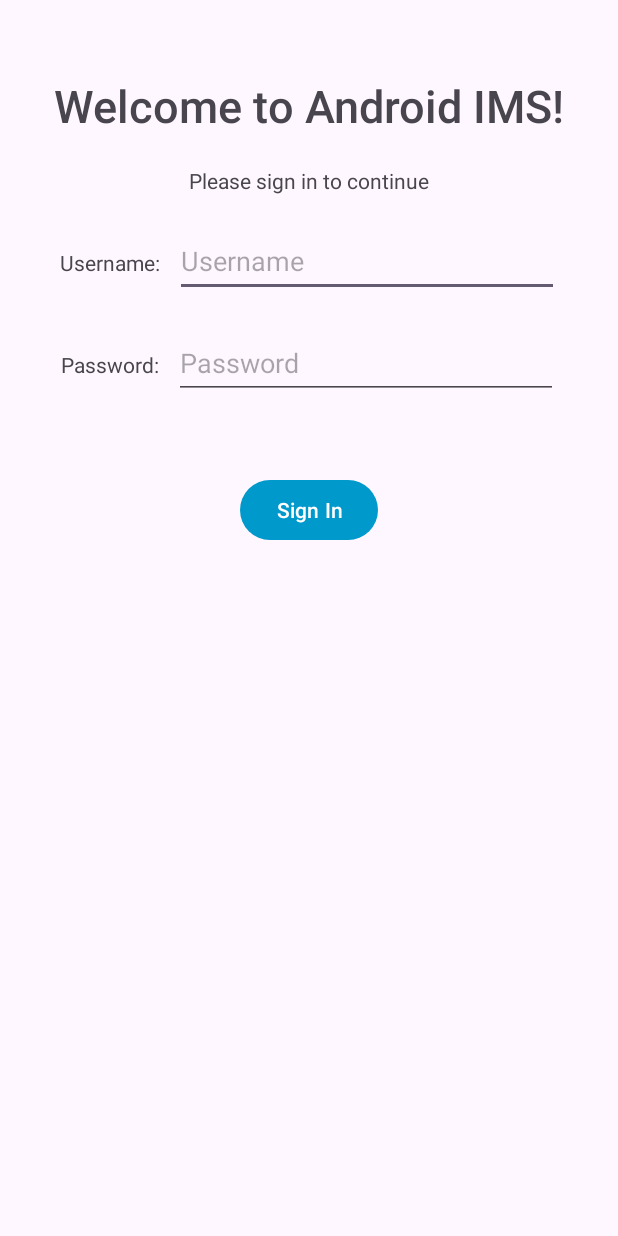
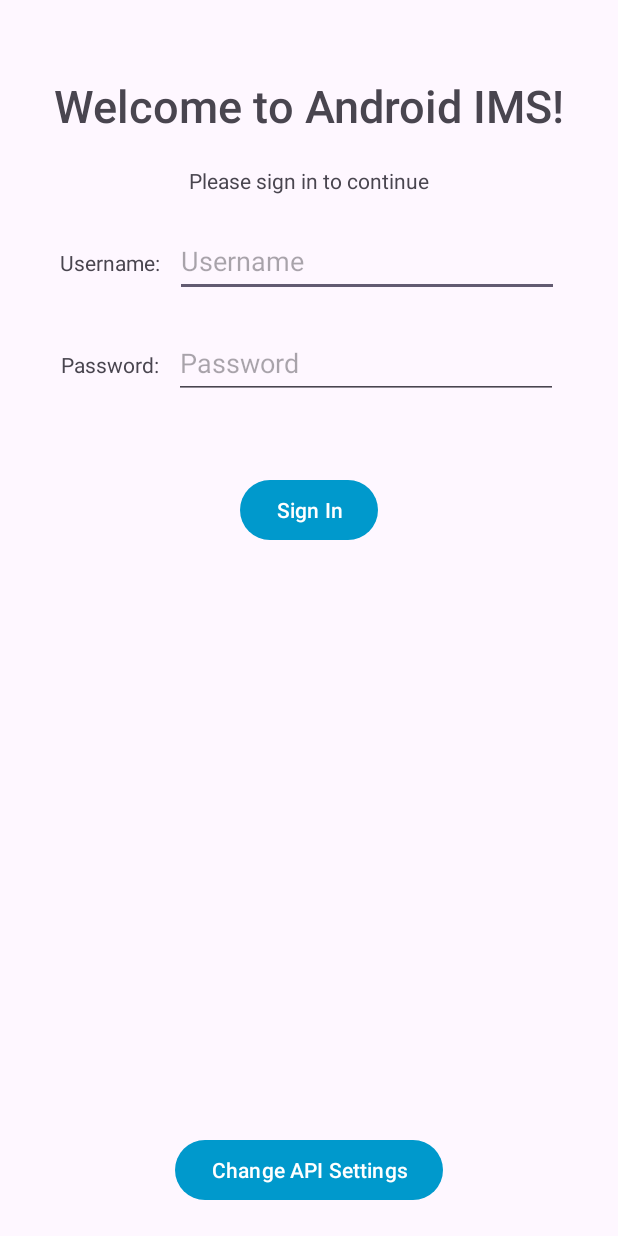
Before and after one commit to TechyScientist/InventorySystem-Android, an Android app: the MainActivity screen opened directly, with no data from a screen before it, on a phone screen of 412 x 824 dp. Run offline under Robolectric (Android 15) with nearby library versions, the phone set to English and light mode, and no system bars.

Commit message:
Add button to allow users to change API settings

```diff
--- a/app/src/main/java/com/johnnconsole/android/ims/MainActivity.kt
+++ b/app/src/main/java/com/johnnconsole/android/ims/MainActivity.kt
@@ -96,6 +96,10 @@
                     SignInTask().execute(etUsername.text.toString(), etPassword.text.toString())
                 }
             }
+
+            btConfigureAPI.setOnClickListener {_ ->
+                startActivity(Intent(this@MainActivity, ApiEndpointConfigActivity::class.java))
+            }
         }
     }
 
--- a/app/src/main/res/layout/activity_main.xml
+++ b/app/src/main/res/layout/activity_main.xml
@@ -115,10 +115,17 @@
         app:layout_constraintEnd_toEndOf="parent"
         app:layout_constraintStart_toStartOf="parent"
         app:layout_constraintTop_toBottomOf="@id/btSignIn"
-        app:layout_constraintBottom_toBottomOf="parent"
-        app:layout_constraintVertical_bias="0.2"
+        app:layout_constraintBottom_toTopOf="@id/btConfigureAPI"
         style="?android:attr/progressBarStyleLarge"/>
 
-
+    <Button
+        android:layout_width="wrap_content"
+        android:layout_height="wrap_content"
+        android:id="@+id/btConfigureAPI"
+        android:text="@string/ConfigureAPI"
+        android:layout_marginBottom="20dp"
+        app:layout_constraintEnd_toEndOf="parent"
+        app:layout_constraintStart_toStartOf="parent"
+        app:layout_constraintBottom_toBottomOf="parent"/>
 
 </androidx.constraintlayout.widget.ConstraintLayout>
--- a/app/src/main/res/values/strings.xml
+++ b/app/src/main/res/values/strings.xml
@@ -9,6 +9,7 @@
     <string name="PasswordLabel">Password:</string>
     <string name="Password">Password</string>
     <string name="SignIn">Sign In</string>
+    <string name="ConfigureAPI">Change API Settings</string>
     <string name="Missing">Missing %1$s</string>
 
     <!-- Strings for DashboardActivity -->
```
